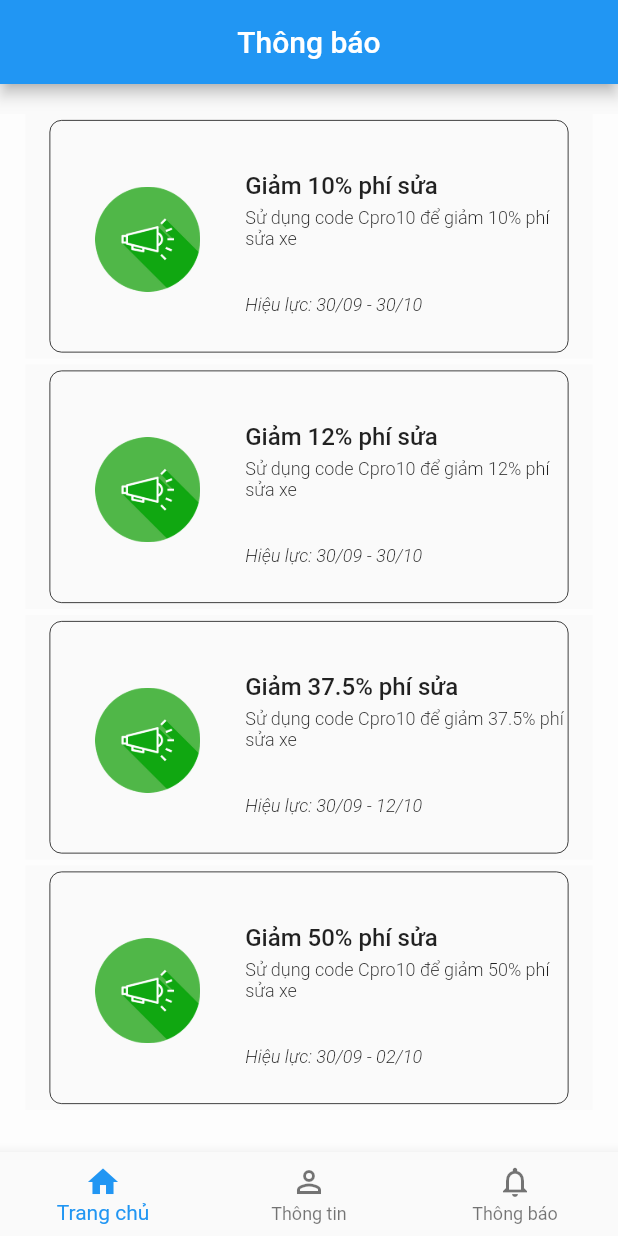
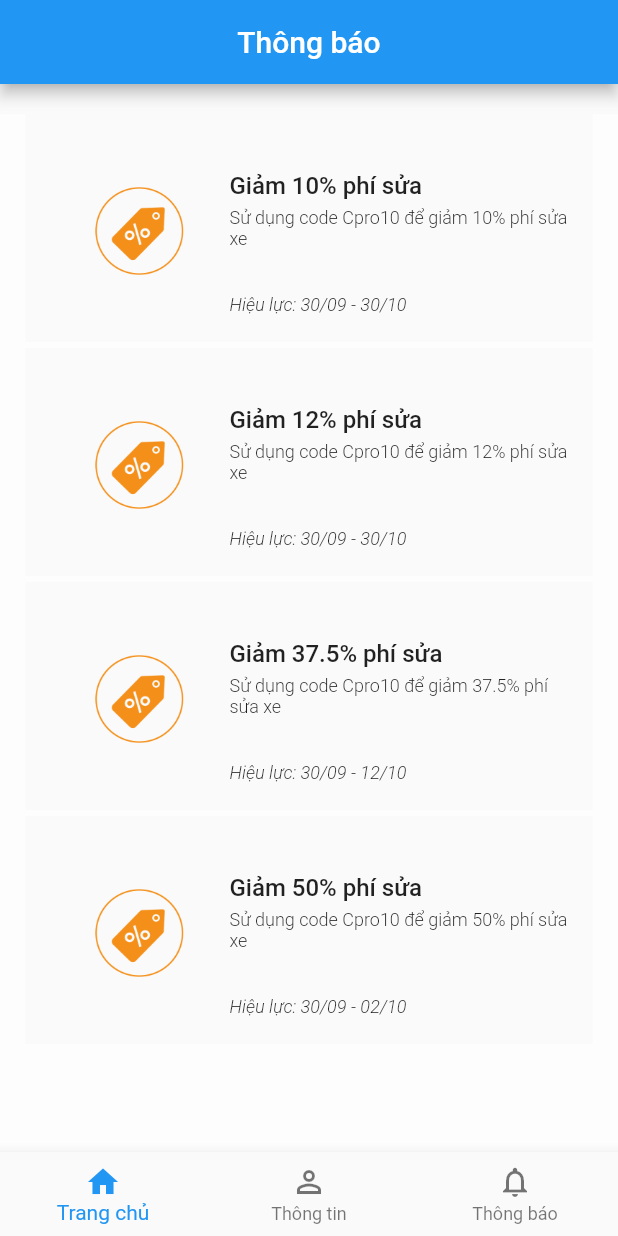
Before and after one commit to binhtt13122000/fix_bike, a Flutter app: the NotificationPage screen opened directly, on a phone screen of 412 x 824 dp. Run offline on Flutter 3.47's test engine with Material 2 defaults, Android fonts, the phone set to English and light mode, and no system bars; our stand-ins replace dio, firebase_auth, firebase_core, flutter_rating_bar, flutter_svg, flutter_svg_provider and 7 more; missing offline and left inert: fa_stepper, flutter_polyline_points, geocoder; accounts and stored records are empty.

Commit message:
[NhanLT] fix logo promotion

```diff
--- a/lib/main.dart
+++ b/lib/main.dart
@@ -1,6 +1,6 @@
 import 'package:firebase_core/firebase_core.dart';
-import 'package:fix_bike/screens/repairman/login_screen.dart';
-// import 'package:fix_bike/screens/user/LoginScreen.dart';
+// import 'package:fix_bike/screens/repairman/login_screen.dart';
+import 'package:fix_bike/screens/user/LoginScreen.dart';
 
 import 'package:fix_bike/screens/NotificationScreen.dart';
 import 'package:fix_bike/screens/ProfileScreen.dart';
--- a/lib/screens/NotificationScreen.dart
+++ b/lib/screens/NotificationScreen.dart
@@ -60,10 +60,10 @@ class NotificationPage extends GetWidget {
                   itemCount: listPro.length,
                   itemBuilder: (BuildContext context, index) {
                     return NotificationItem(
-                        promo: listPro[index].promo,
-                        message: listPro[index].message,
-                        date: listPro[index].date,
-                        );
+                      promo: listPro[index].promo,
+                      message: listPro[index].message,
+                      date: listPro[index].date,
+                    );
                   }),
             ),
           )
@@ -88,16 +88,14 @@ class NotificationItem extends StatelessWidget {
   final String promo, message, date;
 
   NotificationItem(
-      {required this.promo,
-        required this.message,
-        required this.date});
+      {required this.promo, required this.message, required this.date});
   @override
   Widget build(BuildContext context) {
     return Container(
       margin: EdgeInsets.only(bottom: 4, left: 12, right: 12),
       decoration: BoxDecoration(borderRadius: BorderRadius.circular(30)),
       child: Ink(
-        color: Colors.grey.shade100,
+        color: Colors.grey[100],
         child: ListTile(
           onTap: () {
             // setState(() {
@@ -106,9 +104,9 @@ class NotificationItem extends StatelessWidget {
           },
           title: Container(
             padding: EdgeInsets.only(top: 14, bottom: 10),
-            decoration: BoxDecoration(
-                borderRadius: BorderRadius.circular(8),
-                border: Border.all(width: 0.5)),
+            // decoration: BoxDecoration(
+            //     borderRadius: BorderRadius.circular(8),
+            //     border: Border.all(width: 0.5)),
             child: Row(
               crossAxisAlignment: CrossAxisAlignment.start,
               mainAxisSize: MainAxisSize.min,
@@ -137,8 +135,8 @@ class NotificationItem extends StatelessWidget {
                         // ),
                         Image(
                       image: AssetImage(iconPromo),
-                      width: 70,
-                      height: 70,
+                      width: 60,
+                      height: 60,
                     )),
                 // SizedBox(
                 //   width: 10.0,
@@ -173,7 +171,7 @@ class NotificationItem extends StatelessWidget {
                       Padding(
                         padding: const EdgeInsets.fromLTRB(0, 30, 0, 0),
                         child: Text(
-                           date,
+                          date,
                           style: TextStyle(
                             fontSize: 12,
                             fontStyle: FontStyle.italic,
@@ -185,7 +183,6 @@ class NotificationItem extends StatelessWidget {
                           overflow: TextOverflow.ellipsis,
                         ),
                       ),
-
                     ],
                   ),
                 )
--- a/lib/styles/MyIcon.dart
+++ b/lib/styles/MyIcon.dart
@@ -3,7 +3,7 @@ const iconGoogle = 'assets/images/google.png';
 const imageUser1 = 'assets/images/user.png';
 const imageUser2 = 'assets/images/user_2.png';
 const avatar = 'assets/images/avatar.jpg';
-const iconPromo = 'assets/images/promo1.png';
+const iconPromo = 'assets/images/promo2.png';
 const imageCar = 'assets/images/1.jpg';
 const iconFacebook = 'assets/images/facebook.png';
 const iconApple = 'assets/images/apple.png';
```
Also changed, not shown: assets/images/promo2.png (added).
